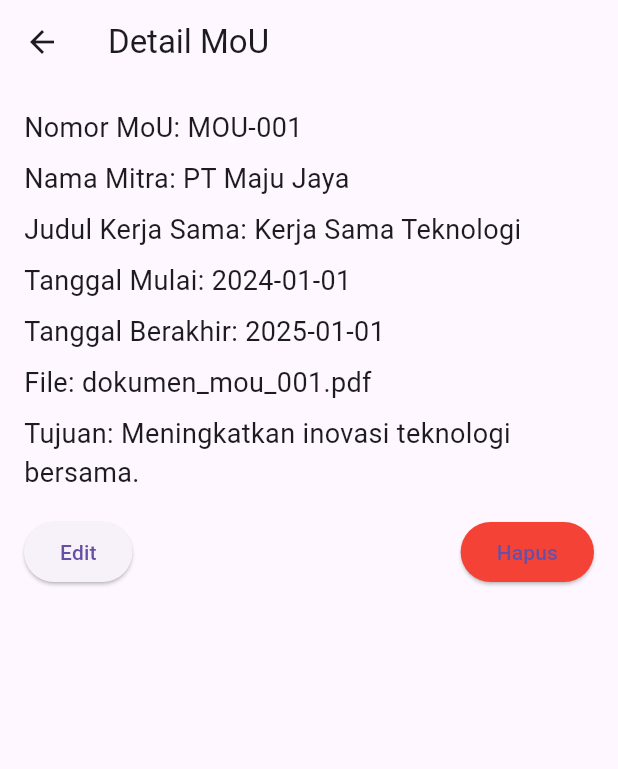
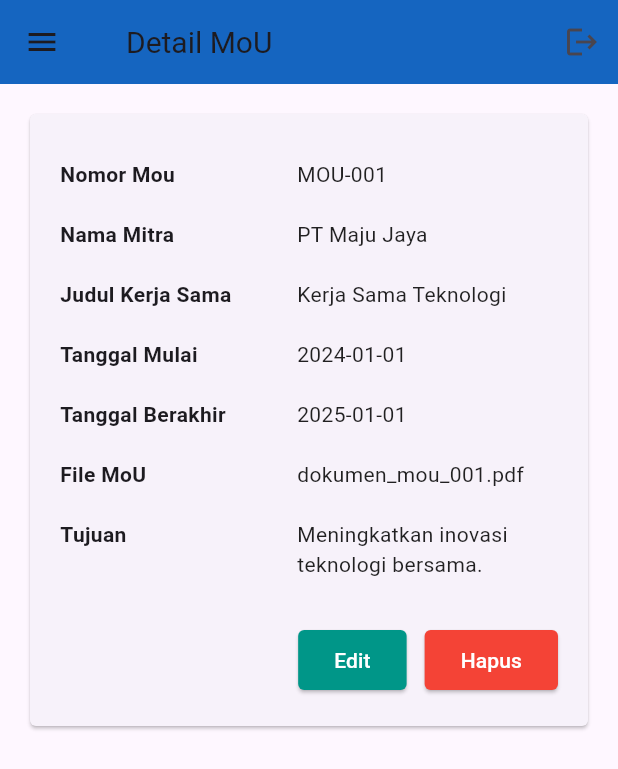
Before and after one commit to amarinirahmah/sikerma-tsu, a Flutter app: the DetailMoUPage screen opened by its route, on a phone screen of 412 x 824 dp. Shown: the top 769 px of the screen. Run offline on Flutter 3.47's test engine with Material 3 defaults, Android fonts, the phone set to English and light mode, and no system bars; our stand-ins replace file_picker; accounts and stored records are empty.

Commit message:
add widget upload & detail

```diff
--- a/lib/pages/detail_mou.dart
+++ b/lib/pages/detail_mou.dart
@@ -1,131 +1,63 @@
 import 'package:flutter/material.dart';
+import 'package:sikermatsu/widgets/main_layout.dart';
+import 'package:sikermatsu/widgets/detail_card.dart';
 
 class DetailMoUPage extends StatelessWidget {
   const DetailMoUPage({super.key});
 
   @override
   Widget build(BuildContext context) {
-    // Data dummy untuk detail MoU
     final Map<String, dynamic> mouDetail = {
-      'nomorMou': 'MOU-001',
-      'namaMitra': 'PT Maju Jaya',
-      'judulKerjaSama': 'Kerja Sama Teknologi',
-      'tanggalMulai': '2024-01-01',
-      'tanggalBerakhir': '2025-01-01',
-      'file': 'dokumen_mou_001.pdf',
-      'tujuan': 'Meningkatkan inovasi teknologi bersama.',
+      'Nomor Mou': 'MOU-001',
+      'Nama Mitra': 'PT Maju Jaya',
+      'Judul Kerja Sama': 'Kerja Sama Teknologi',
+      'Tanggal Mulai': '2024-01-01',
+      'Tanggal Berakhir': '2025-01-01',
+      'File MoU': 'dokumen_mou_001.pdf',
+      'Tujuan': 'Meningkatkan inovasi teknologi bersama.',
     };
 
-    return Scaffold(
-      appBar: AppBar(
-        title: const Text('Detail MoU'),
-        leading: IconButton(
-          icon: const Icon(Icons.arrow_back),
-          onPressed: () {
-            Navigator.pop(context); // Tombol kembali
-          },
-        ),
-      ),
-      body: Padding(
+    return MainLayout(
+      title: 'Detail MoU',
+      child: SingleChildScrollView(
         padding: const EdgeInsets.all(16),
         child: Center(
-          // Membuat konten berada di tengah
           child: ConstrainedBox(
-            // Membatasi lebar maksimum
-            constraints: const BoxConstraints(maxWidth: 800), // Lebar maksimum
-            child: Column(
-              crossAxisAlignment: CrossAxisAlignment.start,
-              children: [
-                Text(
-                  'Nomor MoU: ${mouDetail['nomorMou']}',
-                  style: const TextStyle(fontSize: 18),
-                ),
-                const SizedBox(height: 8),
-                Text(
-                  'Nama Mitra: ${mouDetail['namaMitra']}',
-                  style: const TextStyle(fontSize: 18),
-                ),
-                const SizedBox(height: 8),
-                Text(
-                  'Judul Kerja Sama: ${mouDetail['judulKerjaSama']}',
-                  style: const TextStyle(fontSize: 18),
-                ),
-                const SizedBox(height: 8),
-                Text(
-                  'Tanggal Mulai: ${mouDetail['tanggalMulai']}',
-                  style: const TextStyle(fontSize: 18),
-                ),
-                const SizedBox(height: 8),
-                Text(
-                  'Tanggal Berakhir: ${mouDetail['tanggalBerakhir']}',
-                  style: const TextStyle(fontSize: 18),
-                ),
-                const SizedBox(height: 8),
-                Text(
-                  'File: ${mouDetail['file']}',
-                  style: const TextStyle(fontSize: 18),
-                ),
-                const SizedBox(height: 8),
-                Text(
-                  'Tujuan: ${mouDetail['tujuan']}',
-                  style: const TextStyle(fontSize: 18),
-                ),
-                const SizedBox(height: 16),
-                Row(
-                  mainAxisAlignment: MainAxisAlignment.spaceBetween,
-                  children: [
-                    ElevatedButton(
-                      onPressed: () {
-                        // Aksi untuk edit data
+            constraints: const BoxConstraints(maxWidth: 1000),
+            child: DetailCard(
+              data: mouDetail,
+              onEdit: () {
                 Navigator.pushNamed(context, '/editmou');
               },
-                      child: const Text('Edit'),
-                    ),
-                    ElevatedButton(
-                      onPressed: () {
-                        // Aksi untuk menghapus data
+              onDelete: () {
                 showDialog(
                   context: context,
-                          builder: (context) {
-                            return AlertDialog(
+                  builder:
+                      (context) => AlertDialog(
                         title: const Text('Konfirmasi'),
                         content: const Text(
                           'Apakah Anda yakin ingin menghapus MoU ini?',
                         ),
-                              actions: <Widget>[
+                        actions: [
                           TextButton(
-                                  onPressed: () {
-                                    Navigator.of(context).pop();
-                                  },
+                            onPressed: () => Navigator.of(context).pop(),
                             child: const Text('Batal'),
                           ),
                           TextButton(
                             onPressed: () {
-                                    // Hapus MoU (tambah logika hapus di sini)
                               Navigator.of(context).pop();
                               ScaffoldMessenger.of(context).showSnackBar(
                                 const SnackBar(
-                                        content: Text("MoU berhasil dihapus!"),
+                                  content: Text('MoU berhasil dihapus!'),
                                 ),
                               );
                             },
                             child: const Text('Hapus'),
                           ),
                         ],
+                      ),
                 );
               },
-                        );
-                      },
-                      child: const Text('Hapus'),
-                      style: ElevatedButton.styleFrom(
-                        backgroundColor:
-                            Colors
-                                .red, // Ganti 'primary' dengan 'backgroundColor'
-                      ),
-                    ),
-                  ],
-                ),
-              ],
             ),
           ),
         ),
--- /dev/null
+++ b/lib/widgets/detail_card.dart
@@ -0,0 +1,78 @@
+import 'package:flutter/material.dart';
+
+class DetailCard extends StatelessWidget {
+  final Map<String, dynamic> data;
+  final VoidCallback? onEdit;
+  final VoidCallback? onDelete;
+
+  const DetailCard({super.key, required this.data, this.onEdit, this.onDelete});
+
+  @override
+  Widget build(BuildContext context) {
+    return Card(
+      elevation: 1,
+      shape: RoundedRectangleBorder(borderRadius: BorderRadius.circular(4)),
+      child: Padding(
+        padding: const EdgeInsets.all(20.0),
+        child: Column(
+          children: [
+            ...data.entries.map(
+              (entry) => Padding(
+                padding: const EdgeInsets.symmetric(vertical: 10),
+                child: Row(
+                  crossAxisAlignment: CrossAxisAlignment.start,
+                  children: [
+                    SizedBox(
+                      width: 150,
+                      child: Text(
+                        "${entry.key}",
+                        style: const TextStyle(fontWeight: FontWeight.bold),
+                      ),
+                    ),
+                    const SizedBox(width: 8),
+                    Expanded(
+                      child: Text(
+                        "${entry.value}",
+                        style: const TextStyle(color: Colors.black87),
+                      ),
+                    ),
+                  ],
+                ),
+              ),
+            ),
+            const SizedBox(height: 20),
+            if (onEdit != null && onDelete != null)
+              Row(
+                mainAxisAlignment: MainAxisAlignment.end,
+                children: [
+                  ElevatedButton(
+                    onPressed: onEdit,
+                    child: const Text('Edit'),
+                    style: ElevatedButton.styleFrom(
+                      backgroundColor: Colors.teal,
+                      foregroundColor: Colors.white,
+                      shape: RoundedRectangleBorder(
+                        borderRadius: BorderRadius.circular(4),
+                      ),
+                    ),
+                  ),
+                  const SizedBox(width: 12),
+                  ElevatedButton(
+                    onPressed: onDelete,
+                    child: const Text('Hapus'),
+                    style: ElevatedButton.styleFrom(
+                      backgroundColor: Colors.red,
+                      foregroundColor: Colors.white,
+                      shape: RoundedRectangleBorder(
+                        borderRadius: BorderRadius.circular(4),
+                      ),
+                    ),
+                  ),
+                ],
+              ),
+          ],
+        ),
+      ),
+    );
+  }
+}
```
Also changed, not shown: lib/pages/mou.dart (+87 -100 lines), lib/widgets/upload_card.dart (added, +46 -0 lines). Lines whose indentation alone changed are shown as unchanged.
